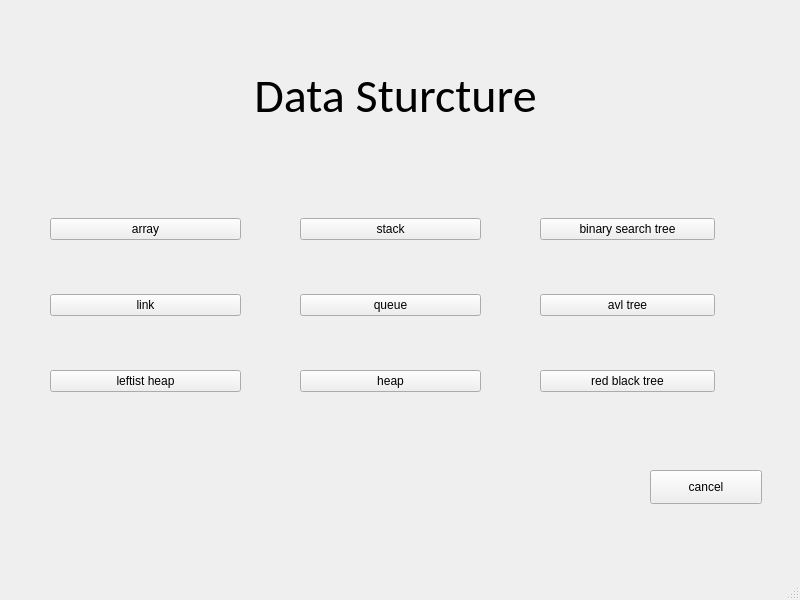
Old version of the form DSVis/WINDOW/model1_main.ui in the repository Dreamerryao/CPlusPlus-Project.
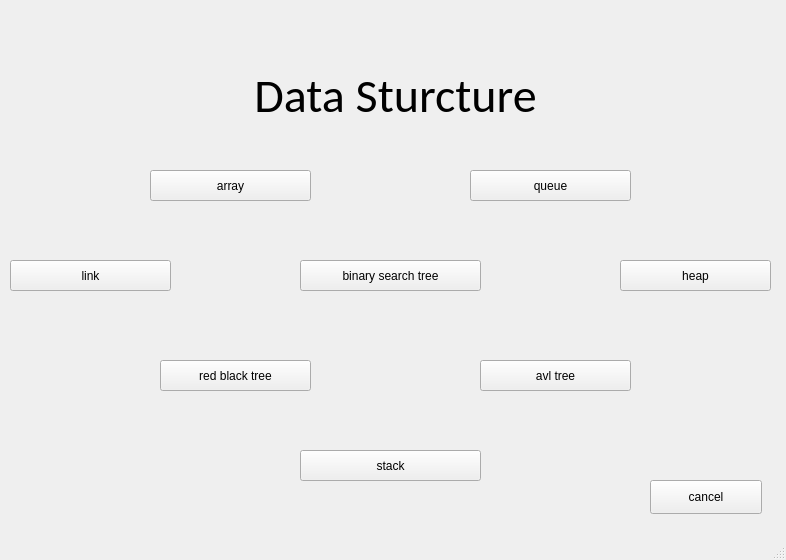
New version of the form.

```diff
--- a/DSVis/WINDOW/model1_main.ui
+++ b/DSVis/WINDOW/model1_main.ui
@@ -6,118 +6,19 @@
    <rect>
     <x>0</x>
     <y>0</y>
-    <width>800</width>
-    <height>600</height>
+    <width>786</width>
+    <height>560</height>
    </rect>
   </property>
   <property name="windowTitle">
    <string>MainWindow</string>
   </property>
   <widget class="QWidget" name="centralwidget">
-   <widget class="QWidget" name="gridLayoutWidget">
-    <property name="geometry">
-     <rect>
-      <x>50</x>
-      <y>170</y>
-      <width>191</width>
-      <height>271</height>
-     </rect>
-    </property>
-    <layout class="QGridLayout" name="gridLayout">
-     <item row="1" column="0">
-      <widget class="QPushButton" name="pushButton">
-       <property name="text">
-        <string>array</string>
-       </property>
-      </widget>
-     </item>
-     <item row="2" column="0">
-      <widget class="QPushButton" name="pushButton_2">
-       <property name="text">
-        <string>link</string>
-       </property>
-      </widget>
-     </item>
-     <item row="3" column="0">
-      <widget class="QPushButton" name="pushButton_3">
-       <property name="text">
-        <string>leftist heap</string>
-       </property>
-      </widget>
-     </item>
-    </layout>
-   </widget>
-   <widget class="QWidget" name="gridLayoutWidget_2">
-    <property name="geometry">
-     <rect>
-      <x>300</x>
-      <y>170</y>
-      <width>181</width>
-      <height>271</height>
-     </rect>
-    </property>
-    <layout class="QGridLayout" name="gridLayout_2">
-     <item row="1" column="0">
-      <widget class="QPushButton" name="pushButton_5">
-       <property name="text">
-        <string>queue</string>
-       </property>
-      </widget>
-     </item>
-     <item row="0" column="0">
-      <widget class="QPushButton" name="pushButton_4">
-       <property name="text">
-        <string>stack</string>
-       </property>
-      </widget>
-     </item>
-     <item row="2" column="0">
-      <widget class="QPushButton" name="pushButton_6">
-       <property name="text">
-        <string>heap</string>
-       </property>
-      </widget>
-     </item>
-    </layout>
-   </widget>
-   <widget class="QWidget" name="gridLayoutWidget_3">
-    <property name="geometry">
-     <rect>
-      <x>540</x>
-      <y>170</y>
-      <width>175</width>
-      <height>271</height>
-     </rect>
-    </property>
-    <layout class="QGridLayout" name="gridLayout_3">
-     <item row="1" column="0">
-      <widget class="QPushButton" name="pushButton_8">
-       <property name="text">
-        <string>avl tree</string>
-       </property>
-      </widget>
-     </item>
-     <item row="0" column="0">
-      <widget class="QPushButton" name="pushButton_7">
-       <property name="text">
-        <string>binary search tree</string>
-       </property>
-      </widget>
-     </item>
-     <item row="2" column="0">
-      <widget class="QPushButton" name="pushButton_9">
-       <property name="text">
-        <string>red black tree</string>
-       </property>
-      </widget>
-     </item>
-    </layout>
-   </widget>
    <widget class="QPushButton" name="pushButton_10">
     <property name="geometry">
      <rect>
       <x>650</x>
-      <y>470</y>
+      <y>480</y>
       <width>112</width>
       <height>34</height>
      </rect>
@@ -148,6 +49,110 @@
      <set>Qt::AlignCenter</set>
     </property>
    </widget>
+   <widget class="QPushButton" name="pushButton">
+    <property name="geometry">
+     <rect>
+      <x>150</x>
+      <y>170</y>
+      <width>161</width>
+      <height>31</height>
+     </rect>
+    </property>
+    <property name="text">
+     <string>array</string>
+    </property>
+   </widget>
+   <widget class="QPushButton" name="pushButton_2">
+    <property name="geometry">
+     <rect>
+      <x>10</x>
+      <y>260</y>
+      <width>161</width>
+      <height>31</height>
+     </rect>
+    </property>
+    <property name="text">
+     <string>link</string>
+    </property>
+   </widget>
+   <widget class="QPushButton" name="pushButton_4">
+    <property name="geometry">
+     <rect>
+      <x>300</x>
+      <y>450</y>
+      <width>181</width>
+      <height>31</height>
+     </rect>
+    </property>
+    <property name="text">
+     <string>stack</string>
+    </property>
+   </widget>
+   <widget class="QPushButton" name="pushButton_5">
+    <property name="geometry">
+     <rect>
+      <x>470</x>
+      <y>170</y>
+      <width>161</width>
+      <height>31</height>
+     </rect>
+    </property>
+    <property name="text">
+     <string>queue</string>
+    </property>
+   </widget>
+   <widget class="QPushButton" name="pushButton_6">
+    <property name="geometry">
+     <rect>
+      <x>620</x>
+      <y>260</y>
+      <width>151</width>
+      <height>31</height>
+     </rect>
+    </property>
+    <property name="text">
+     <string>heap</string>
+    </property>
+   </widget>
+   <widget class="QPushButton" name="pushButton_7">
+    <property name="geometry">
+     <rect>
+      <x>300</x>
+      <y>260</y>
+      <width>181</width>
+      <height>31</height>
+     </rect>
+    </property>
+    <property name="text">
+     <string>binary search tree</string>
+    </property>
+   </widget>
+   <widget class="QPushButton" name="pushButton_8">
+    <property name="geometry">
+     <rect>
+      <x>480</x>
+      <y>360</y>
+      <width>151</width>
+      <height>31</height>
+     </rect>
+    </property>
+    <property name="text">
+     <string>avl tree</string>
+    </property>
+   </widget>
+   <widget class="QPushButton" name="pushButton_9">
+    <property name="geometry">
+     <rect>
+      <x>160</x>
+      <y>360</y>
+      <width>151</width>
+      <height>31</height>
+     </rect>
+    </property>
+    <property name="text">
+     <string>red black tree</string>
+    </property>
+   </widget>
   </widget>
   <widget class="QMenuBar" name="menubar">
    <property name="geometry">
```
Left out of the diff: 4 changed lines with no effect on the pictures.
